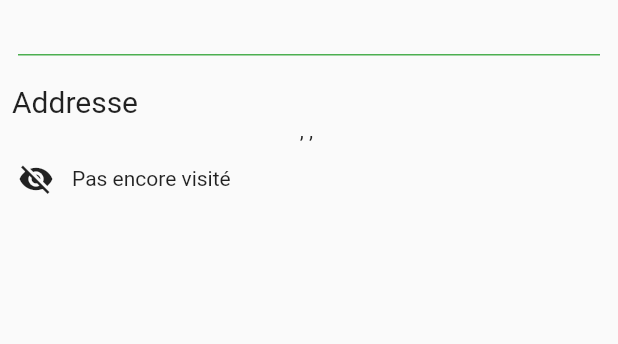
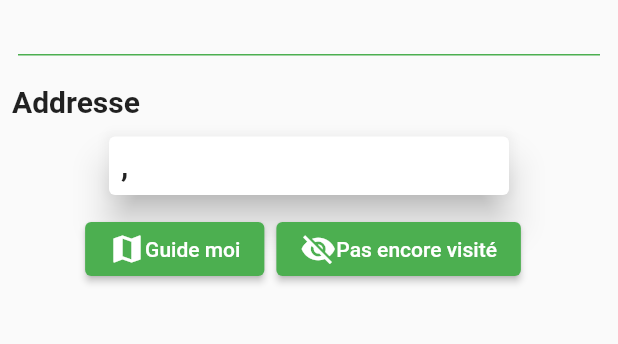
Before and after one commit to julianitow/ouimaislequel, a Flutter app: the RestaurantDetailsView screen opened directly with empty values, on a phone screen of 412 x 824 dp, the part 252-596 px from its top. Run offline on Flutter 3.47's test engine with Material 2 defaults, Android fonts, the phone set to English and light mode, and no system bars; our stand-ins replace flutter_svg, hive, hive_flutter; missing offline and left inert: dart:ffi, map_launcher; accounts and stored records are empty; network calls fail.

Commit message:
Details open in map button

```diff
--- a/lib/Models/Address.dart
+++ b/lib/Models/Address.dart
@@ -15,8 +15,10 @@ class Address {
   }
 
   factory Address.fromJson(Map<String, dynamic> parsedJson) {
+    String address = parsedJson['address'].toString();
+    address = address.replaceAll(',', '\n');
     return Address(
-        address: parsedJson['address'].toString(),
+        address: address,
         zipCode: parsedJson['zipCode'].toString(),
         city: parsedJson['city'].toString(),
         country: parsedJson['country'].toString());
--- a/lib/Services/HTTPService.dart
+++ b/lib/Services/HTTPService.dart
@@ -4,7 +4,7 @@ import 'package:mcdo_paris/Models/Restaurant.dart';
 import 'package:mcdo_paris/Models/User.dart';
 
 class HttpService {
-  final String host = '10.0.2.2:3000';
+  final String host = '10.0.0.14:3000';
   final String usersRoute = '/users';
   final String restaurantsRoute = '/list';
   final String restaurantUpdateRoute = '/restaurant/';
--- a/lib/Views/ListViewHome.dart
+++ b/lib/Views/ListViewHome.dart
@@ -243,6 +243,7 @@ class _ListViewHome extends State<ListViewHome> {
                                                   ))).then((_) {
                                         refresh();
                                         dismissKeyboard(context);
+                                        searchController.clear();
                                       });
                                     },
                                   ),
--- a/lib/Views/RestaurantDetailsView.dart
+++ b/lib/Views/RestaurantDetailsView.dart
@@ -1,4 +1,6 @@
 import 'package:flutter/material.dart';
+import 'package:flutter_svg/svg.dart';
+import 'package:map_launcher/map_launcher.dart';
 import 'package:mcdo_paris/Models/Restaurant.dart';
 import 'package:mcdo_paris/Services/HTTPService.dart';
 
@@ -15,6 +17,47 @@ class _RestaurantDetailsView extends State<RestaurantDetailsView> {
   Image icon = Image.asset('assets/logo-mcdo.png');
   Color green = const Color.fromARGB(255, 24, 100, 30);
   HttpService httpService = HttpService();
+
+  openInMap(context) async {
+    final latitude = widget.restaurant.coordinates[0];
+    final longitude = widget.restaurant.coordinates[1];
+    try {
+      final coords = Coords(latitude, longitude);
+      final title = widget.restaurant.name;
+      final availableMaps = await MapLauncher.installedMaps;
+
+      showModalBottomSheet(
+        context: context,
+        builder: (BuildContext context) {
+          return SafeArea(
+            child: SingleChildScrollView(
+              child: Wrap(
+                children: <Widget>[
+                  for (var map in availableMaps)
+                    ListTile(
+                      onTap: () => map.showMarker(
+                        coords: coords,
+                        title: title,
+                      ),
+                      title: Text(map.mapName),
+                      leading: SvgPicture.asset(
+                        map.icon,
+                        height: 30.0,
+                        width: 30.0,
+                      ),
+                    ),
+                ],
+              ),
+            ),
+          );
+        },
+      );
+    } catch (e) {
+      ScaffoldMessenger.of(context).showSnackBar(
+          const SnackBar(content: Text('Deso y\'a eu une erreur')));
+    }
+  }
+
   @override
   Widget build(BuildContext context) {
     return Scaffold(
@@ -37,7 +80,8 @@ class _RestaurantDetailsView extends State<RestaurantDetailsView> {
                   ),
                   Text(
                     widget.restaurant.name,
-                    style: const TextStyle(fontSize: 25.0),
+                    style: const TextStyle(
+                        fontSize: 25.0, fontWeight: FontWeight.bold),
                   ),
                   const Divider(height: 15, thickness: 1, color: Colors.green),
                 ]),
@@ -49,39 +93,92 @@ class _RestaurantDetailsView extends State<RestaurantDetailsView> {
                     padding: EdgeInsets.only(left: 8.0),
                     child: Text(
                       'Addresse',
-                      style: TextStyle(fontSize: 20),
+                      style:
+                          TextStyle(fontSize: 20, fontWeight: FontWeight.bold),
                     ),
                   ),
-                  Center(child: Text(widget.restaurant.address.toString()))
+                  Padding(
+                    padding: const EdgeInsets.all(8.0),
+                    child: Center(
+                        child: Column(
+                      children: [
+                        SizedBox(
+                          width: MediaQuery.of(context).size.width / 1.5,
+                          child: Card(
+                            elevation: 10,
+                            child: Padding(
+                              padding: const EdgeInsets.all(8.0),
+                              child: SelectableText.rich(
+                                TextSpan(
+                                  text: widget.restaurant.address
+                                      .address, // default text style
+                                  style: const TextStyle(
+                                      fontWeight: FontWeight.bold,
+                                      fontSize: 20),
+                                  children: <TextSpan>[
+                                    TextSpan(
+                                        text: widget.restaurant.address.zipCode,
+                                        style: const TextStyle(
+                                            fontStyle: FontStyle.italic)),
+                                    const TextSpan(text: ', '),
+                                    TextSpan(
+                                      text: widget.restaurant.address.city,
+                                    ),
                                   ],
                                 ),
+                              ),
+                            ),
+                          ),
+                        ),
                         Row(
+                          mainAxisAlignment: MainAxisAlignment.center,
                           children: [
-                  IconButton(
+                            ElevatedButton(
+                                onPressed: () => openInMap(context),
+                                child: Row(
+                                  children: const [
+                                    Icon(Icons.map),
+                                    Text('Guide moi')
+                                  ],
+                                )),
+                            Padding(
+                              padding: const EdgeInsets.all(8.0),
+                              child: ElevatedButton(
                                 onPressed: () {
                                   setState(() {
-                        widget.restaurant.visited = !widget.restaurant.visited;
-                        httpService.updateRestaurant(widget.restaurant).then(
+                                    widget.restaurant.visited =
+                                        !widget.restaurant.visited;
+                                    httpService
+                                        .updateRestaurant(widget.restaurant)
+                                        .then(
                                       (res) {
                                         if (res != 201) {
-                              ScaffoldMessenger.of(context).showSnackBar(
-                                  const SnackBar(
-                                      content:
-                                          Text('Deso y\'a eu une erreur')));
+                                          ScaffoldMessenger.of(context)
+                                              .showSnackBar(const SnackBar(
+                                                  content: Text(
+                                                      'Deso y\'a eu une erreur')));
                                         }
                                       },
                                     );
                                   });
                                 },
-                    icon: widget.restaurant.visited
+                                child: Row(children: [
+                                  widget.restaurant.visited
                                       ? const Icon(Icons.visibility)
                                       : const Icon(Icons.visibility_off),
-                  ),
                                   Text(widget.restaurant.visited
                                       ? 'Visité'
                                       : 'Pas encore visité')
+                                ]),
+                              ),
+                            ),
                           ],
                         )
+                      ],
+                    )),
+                  ),
+                ],
+              ),
             ],
           ),
         ));
```
Also changed, not shown: pubspec.yaml (+1 -60 lines), pubspec.lock, 1 other file. Lines whose indentation alone changed are shown as unchanged.
